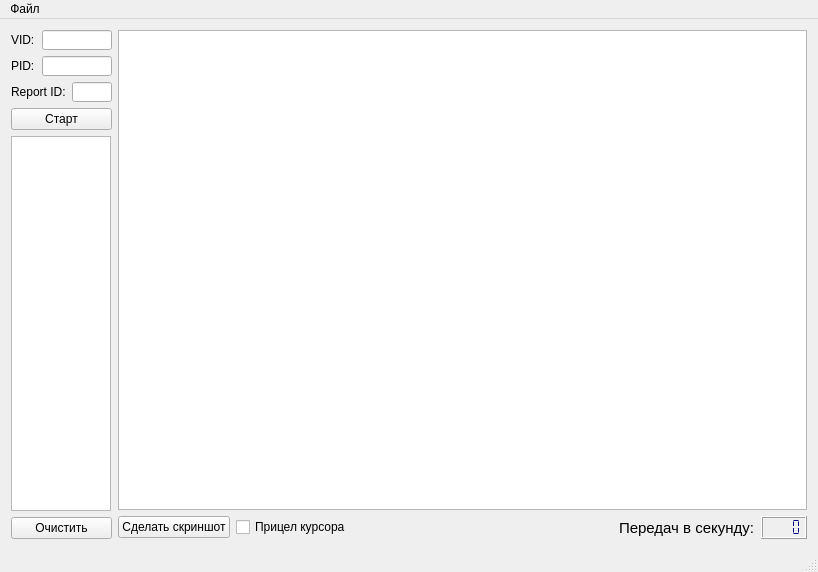
itxs/USB-HID-data-visualizer, file USBDatalogger/mainwindow.ui: the form before one commit.
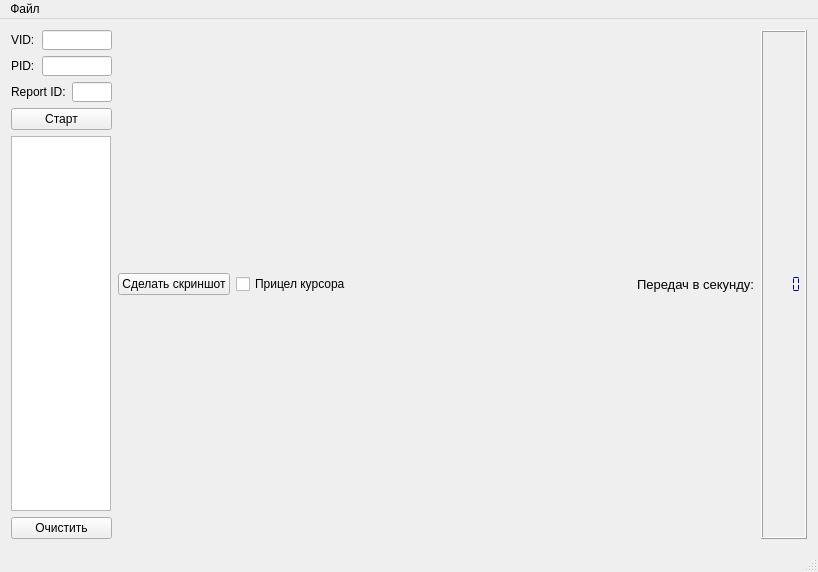
The form after the commit.

```diff
--- a/USBDatalogger/mainwindow.ui
+++ b/USBDatalogger/mainwindow.ui
@@ -252,16 +252,6 @@
     </item>
     <item>
      <layout class="QVBoxLayout" name="verticalLayout_2">
-      <item>
-       <widget class="QGraphicsView" name="graphicsView_dataplot">
-        <property name="minimumSize">
-         <size>
-          <width>640</width>
-          <height>480</height>
-         </size>
-        </property>
-       </widget>
-      </item>
       <item>
        <layout class="QHBoxLayout" name="horizontalLayout_4">
         <property name="sizeConstraint">
@@ -298,7 +288,7 @@
          <widget class="QLabel" name="label_3">
           <property name="font">
            <font>
-            <pointsize>11</pointsize>
+            <pointsize>10</pointsize>
            </font>
           </property>
           <property name="text">
```
Left out of the diff: 2 changed lines with no effect on the pictures.
